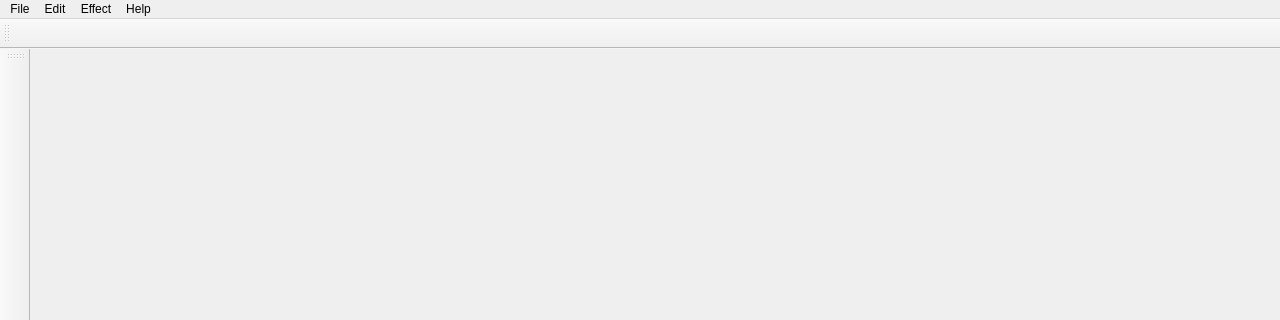
Qt form resources/MainWindow.ui (hitsz-ldjam/PixelMix) before a commit; both pictures show x 0 to 1280 and y 0 to 320 of the 1280 by 720 pixel window.
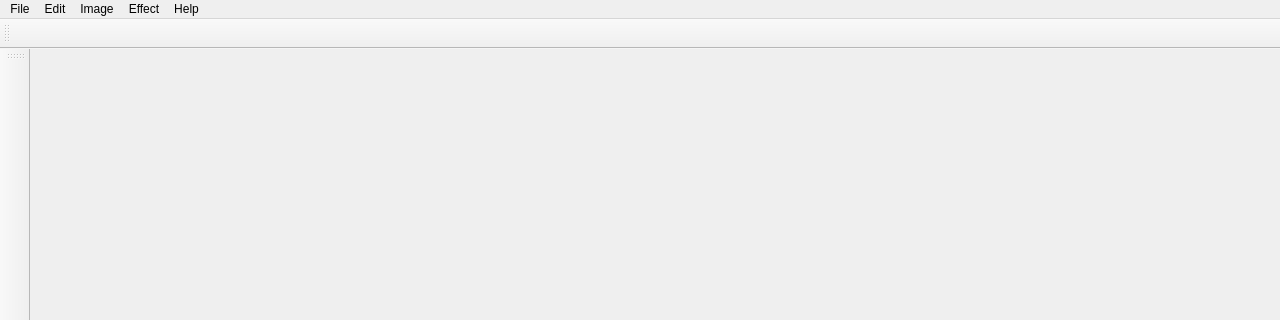
The same form after that commit.

Commit message: update ImageSizeDialog Canvas

The edit to the form file:
```diff
--- a/resources/MainWindow.ui
+++ b/resources/MainWindow.ui
@@ -96,8 +96,16 @@
     </widget>
     <addaction name="menuColor_Correction"/>
    </widget>
+   <widget class="QMenu" name="menuImage">
+    <property name="title">
+     <string>Image</string>
+    </property>
+    <addaction name="menuImageSize"/>
+    <addaction name="menuCanvasSize"/>
+   </widget>
    <addaction name="menuFile"/>
    <addaction name="menuEdit"/>
+   <addaction name="menuImage"/>
    <addaction name="menuEffects"/>
    <addaction name="menuHelp"/>
   </widget>
```
Left out of the diff: 10 changed lines with no effect on the pictures. The commit also changes 10 other files.
